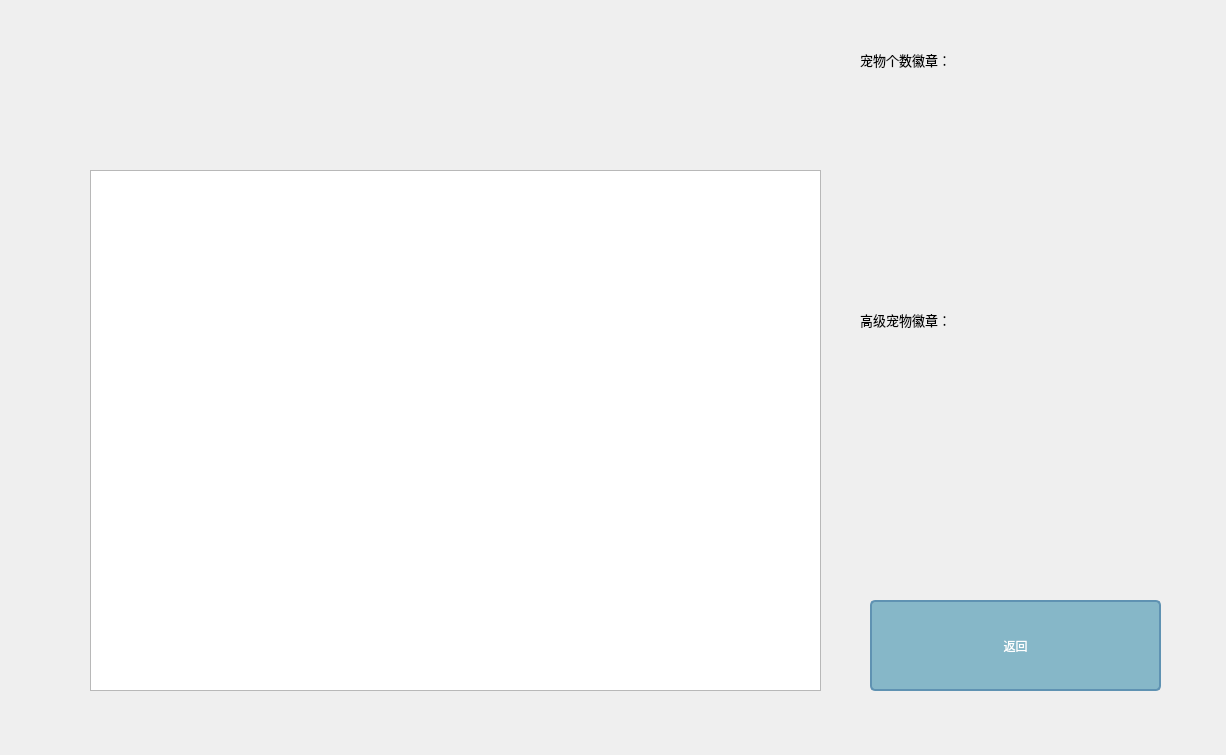
The window that 综合部分/src_code/client/pokemonwidget.ui (billsjc123/2020-Course-Design-of-Cpp) describes before a commit, drawn with Qt 5.
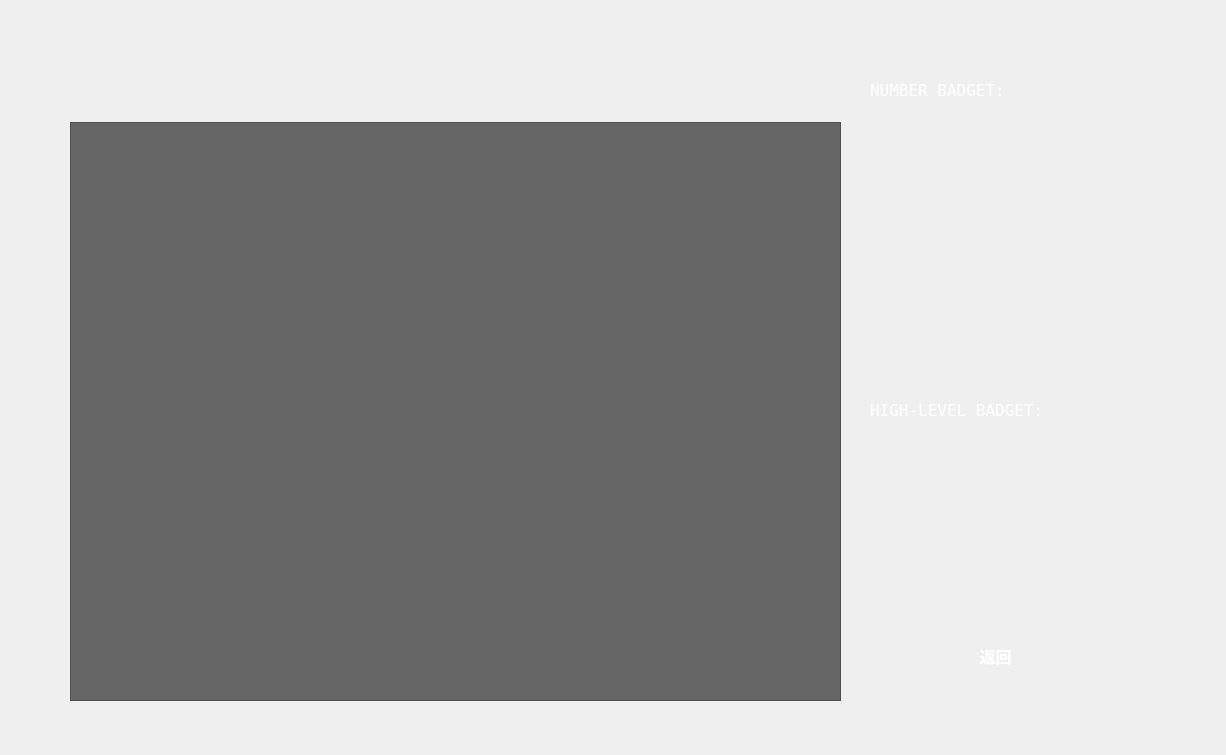
The same window after the commit. The open tabs and pages were chosen to show the change. Icons and pictures are not drawn.

What changed in the file:
```diff
--- a/综合部分/src_code/client/pokemonwidget.ui
+++ b/综合部分/src_code/client/pokemonwidget.ui
@@ -12,9 +12,9 @@
   </property>
   <property name="font">
    <font>
-    <family>幼圆</family>
-    <weight>50</weight>
-    <bold>false</bold>
+    <family>Terminal</family>
+    <weight>75</weight>
+    <bold>true</bold>
    </font>
   </property>
   <property name="windowTitle">
@@ -24,11 +24,14 @@
    <property name="geometry">
     <rect>
      <x>-20</x>
-     <y>-10</y>
+     <y>0</y>
      <width>1251</width>
      <height>781</height>
     </rect>
    </property>
+   <property name="styleSheet">
+    <string notr="true"/>
+   </property>
    <property name="currentIndex">
     <number>3</number>
    </property>
@@ -829,30 +832,26 @@
     </widget>
    </widget>
    <widget class="QWidget" name="PokemonListPage">
-    <widget class="QTableWidget" name="tablePokemonList">
-     <property name="geometry">
-      <rect>
-       <x>110</x>
-       <y>180</y>
-       <width>731</width>
-       <height>521</height>
-      </rect>
-     </property>
-    </widget>
     <widget class="QPushButton" name="pushButtonPoListBack">
      <property name="geometry">
       <rect>
        <x>890</x>
        <y>610</y>
-       <width>291</width>
+       <width>251</width>
        <height>91</height>
       </rect>
      </property>
+     <property name="font">
+      <font>
+       <family>Terminal</family>
+       <pointsize>12</pointsize>
+       <weight>75</weight>
+       <bold>true</bold>
+      </font>
+     </property>
      <property name="styleSheet">
       <string notr="true">QPushButton#pushButtonPoListBack
 {  
-    background-color:rgb(134,183,200);
-	border:2px solid #5F92B2;
 	border-radius:5px;
 	color:white
 } 
@@ -880,7 +879,7 @@
      <property name="geometry">
       <rect>
        <x>950</x>
-       <y>120</y>
+       <y>130</y>
        <width>150</width>
        <height>150</height>
       </rect>
@@ -899,7 +898,7 @@
      <property name="geometry">
       <rect>
        <x>950</x>
-       <y>380</y>
+       <y>450</y>
        <width>150</width>
        <height>150</height>
       </rect>
@@ -917,9 +916,9 @@
     <widget class="QLabel" name="labelBadge2Tip">
      <property name="geometry">
       <rect>
-       <x>880</x>
-       <y>310</y>
-       <width>111</width>
+       <x>890</x>
+       <y>390</y>
+       <width>191</width>
        <height>41</height>
       </rect>
      </property>
@@ -932,24 +931,33 @@
      <property name="styleSheet">
       <string notr="true">QLabel#labelBadge2Tip
 {
-font: 25 10pt Youyuan;                        
+font: 25 12pt Terminal;                        
 border-radius: 4px;                                                  
-                              
+color:white;              
 }</string>
      </property>
      <property name="text">
-      <string>高级宠物徽章：</string>
+      <string>HIGH-LEVEL BADGET:</string>
      </property>
     </widget>
     <widget class="QLabel" name="labelBadge1Tip">
      <property name="geometry">
       <rect>
-       <x>880</x>
-       <y>50</y>
-       <width>111</width>
+       <x>890</x>
+       <y>70</y>
+       <width>141</width>
        <height>41</height>
       </rect>
      </property>
+     <property name="font">
+      <font>
+       <family>Terminal</family>
+       <pointsize>12</pointsize>
+       <weight>3</weight>
+       <italic>false</italic>
+       <bold>false</bold>
+      </font>
+     </property>
      <property name="focusPolicy">
       <enum>Qt::StrongFocus</enum>
      </property>
@@ -959,68 +967,121 @@
      <property name="styleSheet">
       <string notr="true">QLabel#labelBadge1Tip
 {
-font: 25 10pt Youyuan;                        
+color:white;
+font: 25 12pt Terminal;                        
 border-radius: 4px;                                            
                               
 }</string>
      </property>
      <property name="text">
-      <string>宠物个数徽章：</string>
+      <string>NUMBER BADGET:</string>
      </property>
     </widget>
     <widget class="QWidget" name="layoutWidget">
      <property name="geometry">
       <rect>
-       <x>110</x>
-       <y>90</y>
-       <width>731</width>
-       <height>91</height>
+       <x>90</x>
+       <y>70</y>
+       <width>771</width>
+       <height>631</height>
       </rect>
      </property>
-     <layout class="QHBoxLayout" name="horizontalLayout_6">
+     <layout class="QVBoxLayout" name="verticalLayout">
+      <property name="spacing">
+       <number>2</number>
+      </property>
       <item>
-       <widget class="QLabel" name="labelWinRound">
-        <property name="styleSheet">
-         <string notr="true">QLabel#labelWinRound
+       <layout class="QHBoxLayout" name="winroundLayout">
+        <property name="spacing">
+         <number>0</number>
+        </property>
+        <item>
+         <widget class="QLabel" name="labelWinRound">
+          <property name="minimumSize">
+           <size>
+            <width>0</width>
+            <height>50</height>
+           </size>
+          </property>
+          <property name="styleSheet">
+           <string notr="true">QLabel#labelWinRound
 {
-font: 75 20pt Youyuan;                        
-border-radius: 4px;
-color:red;                                            
-                              
+font: 75 12pt Terminal;                        
+border-radius: 4px;                                   
+color:white;
 }</string>
-        </property>
-        <property name="text">
-         <string/>
-        </property>
-       </widget>
-      </item>
-      <item>
-       <widget class="QLabel" name="labelTotalRound">
-        <property name="styleSheet">
-         <string notr="true">QLabel#labelTotalRound
+          </property>
+          <property name="text">
+           <string/>
+          </property>
+         </widget>
+        </item>
+        <item>
+         <widget class="QLabel" name="labelTotalRound">
+          <property name="minimumSize">
+           <size>
+            <width>0</width>
+            <height>50</height>
+           </size>
+          </property>
+          <property name="font">
+           <font>
+            <family>Terminal</family>
+            <pointsize>12</pointsize>
+            <weight>9</weight>
+            <italic>false</italic>
+            <bold>false</bold>
+           </font>
+          </property>
+          <property name="styleSheet">
+           <string notr="true">QLabel#labelTotalRound
 {
-font: 75 20pt Youyuan;                        
+font: 75 12pt Terminal;                        
 border-radius: 4px;                                            
-color:red;                              
+color:white;                              
 }</string>
-        </property>
-        <property name="text">
-         <string/>
-        </property>
-       </widget>
-      </item>
-      <item>
-       <widget class="QLabel" name="labelWinRate">
-        <property name="styleSheet">
-         <string notr="true">QLabel#labelWinRate
+          </property>
+          <property name="text">
+           <string/>
+          </property>
+         </widget>
+        </item>
+        <item>
+         <widget class="QLabel" name="labelWinRate">
+          <property name="minimumSize">
+           <size>
+            <width>0</width>
+            <height>50</height>
+           </size>
+          </property>
+          <property name="styleSheet">
+           <string notr="true">QLabel#labelWinRate
 {
-font: 75 20pt Youyuan;                        
+font: 75 12pt Terminal;                        
 border-radius: 4px;                                            
-                              
+color:white;              
 }</string>
+          </property>
+          <property name="text">
+           <string/>
+          </property>
+         </widget>
+        </item>
+       </layout>
+      </item>
+      <item>
+       <widget class="QTableWidget" name="tablePokemonList">
+        <property name="font">
+         <font>
+          <family>Terminal</family>
+          <pointsize>12</pointsize>
+          <weight>75</weight>
+          <bold>true</bold>
+         </font>
         </property>
-        <property name="text">
-         <string/>
+        <property name="styleSheet">
+         <string notr="true">color:white;
+background-color:#666666</string>
         </property>
        </widget>
       </item>
```
Left out of the diff: 667 changed lines with no effect on the pictures.
